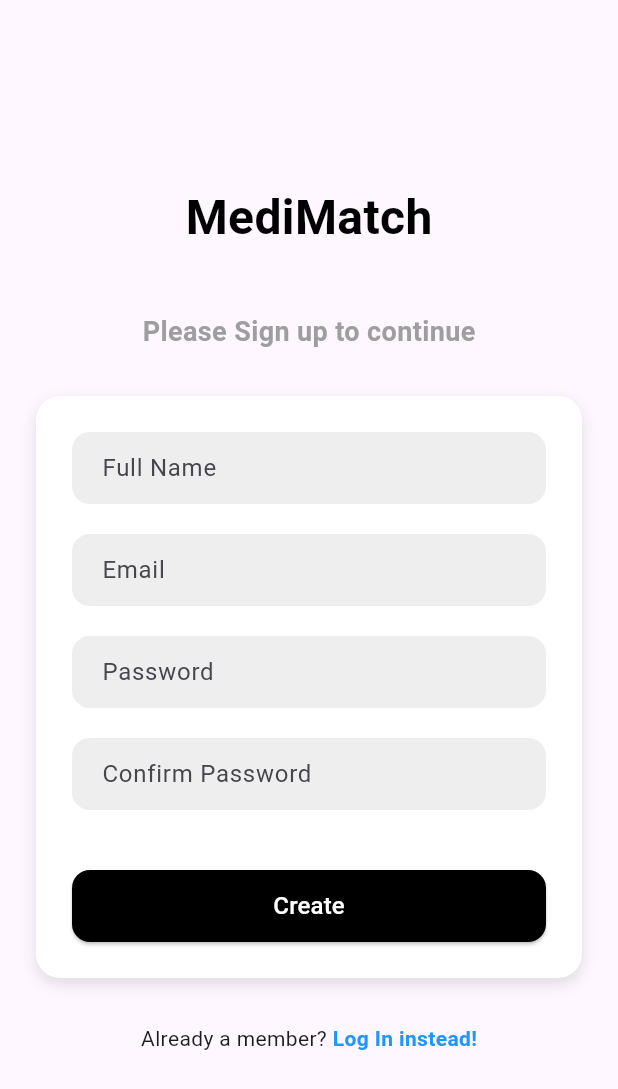
After one commit to texasluminescence/medimatch, a Flutter app: the screen it shows after launch, after a tap on "Sign Up Now!", on a phone screen of 412 x 824 dp. The commit adds this screen. Shown: the top 1089 px of the screen. Run offline on Flutter 3.47's test engine with Material 3 defaults, Android fonts, the phone set to English and light mode, and no system bars; our stand-ins replace flutter_dotenv, get; missing offline and left inert: mongo_dart.

Commit message:
Login Page functionality with connection to MongoDB

```diff
--- /dev/null
+++ b/lib/login.dart
@@ -0,0 +1,346 @@
+// ignore_for_file: use_build_context_synchronously
+
+import 'package:flutter/material.dart';
+import 'services/auth_service.dart';
+
+class Login extends StatefulWidget {
+  const Login({super.key});
+
+  @override
+  State<Login> createState() => _LoginState();
+}
+
+class _LoginState extends State<Login> {
+  final TextEditingController _emailController = TextEditingController();
+  final TextEditingController _passwordController = TextEditingController();
+  final MongoDBService _authService = MongoDBService(); // MongoDB service instance
+
+  Future<void> handleLogin() async {
+    final email = _emailController.text.trim();
+    final password = _passwordController.text.trim();
+
+    if (email.isEmpty || password.isEmpty) {
+      ScaffoldMessenger.of(context).showSnackBar(
+        const SnackBar(content: Text('Please fill in all fields')),
+      );
+      return;
+    }
+
+    // Call the handleLogin method from MongoDBService
+    await _authService.handleLogin(context, email, password);
+  }
+
+  @override
+  Widget build(BuildContext context) {
+    return Scaffold(
+      body: Center(
+        child: SingleChildScrollView(
+          padding: const EdgeInsets.symmetric(horizontal: 24.0),
+          child: Column(
+            mainAxisAlignment: MainAxisAlignment.center,
+            children: [
+              const Text(
+                "MediMatch",
+                style: TextStyle(
+                  fontSize: 32,
+                  fontWeight: FontWeight.bold,
+                  color: Colors.black,
+                ),
+              ),
+              const SizedBox(height: 40),
+              const Text(
+                "Please log in to continue",
+                style: TextStyle(
+                  fontSize: 18,
+                  fontWeight: FontWeight.bold,
+                  color: Colors.grey,
+                ),
+              ),
+              const SizedBox(height: 30),
+              Container(
+                padding: const EdgeInsets.all(24.0),
+                decoration: BoxDecoration(
+                  color: Colors.white,
+                  borderRadius: BorderRadius.circular(16),
+                  boxShadow: const [
+                    BoxShadow(
+                      color: Colors.black12,
+                      blurRadius: 8,
+                      offset: Offset(0, 4),
+                    ),
+                  ],
+                ),
+                child: Column(
+                  children: [
+                    TextFormField(
+                      controller: _emailController,
+                      decoration: InputDecoration(
+                        filled: true,
+                        fillColor: Colors.grey[200],
+                        hintText: 'Email',
+                        border: OutlineInputBorder(
+                          borderRadius: BorderRadius.circular(12),
+                          borderSide: BorderSide.none,
+                        ),
+                        contentPadding:
+                            const EdgeInsets.symmetric(horizontal: 16, vertical: 12),
+                      ),
+                    ),
+                    const SizedBox(height: 20),
+                    TextFormField(
+                      controller: _passwordController,
+                      obscureText: true,
+                      decoration: InputDecoration(
+                        filled: true,
+                        fillColor: Colors.grey[200],
+                        hintText: 'Password',
+                        border: OutlineInputBorder(
+                          borderRadius: BorderRadius.circular(12),
+                          borderSide: BorderSide.none,
+                        ),
+                        contentPadding:
+                            const EdgeInsets.symmetric(horizontal: 16, vertical: 12),
+                      ),
+                    ),
+                    const SizedBox(height: 20),
+                    ElevatedButton(
+                      onPressed: handleLogin,
+                      style: ElevatedButton.styleFrom(
+                        minimumSize: const Size(double.infinity, 48),
+                        backgroundColor: Colors.black,
+                        shape: RoundedRectangleBorder(
+                          borderRadius: BorderRadius.circular(12),
+                        ),
+                      ),
+                      child: const Text(
+                        'Log In',
+                        style: TextStyle(fontSize: 16, color: Colors.white),
+                      ),
+                    ),
+                  ],
+                ),
+              ),
+              const SizedBox(height: 30),
+              Row(
+                mainAxisAlignment: MainAxisAlignment.center,
+                children: [
+                  const Text("Not a member? "),
+                  GestureDetector(
+                    onTap: () {
+                      Navigator.push(
+                        context,
+                        MaterialPageRoute(builder: (context) => const SignUpPage()),
+                      );
+                    },
+                    child: const Text(
+                      "Sign Up Now!",
+                      style: TextStyle(
+                        color: Colors.blue,
+                        fontWeight: FontWeight.bold,
+                      ),
+                    ),
+                  ),
+                ],
+              ),
+            ],
+          ),
+        ),
+      ),
+    );
+  }
+}
+
+
+class SignUpPage extends StatefulWidget {
+  const SignUpPage({super.key});
+
+  @override
+  State<SignUpPage> createState() => _SignUpPageState();
+}
+
+class _SignUpPageState extends State<SignUpPage> {
+  final TextEditingController _nameController = TextEditingController();
+  final TextEditingController _emailController = TextEditingController();
+  final TextEditingController _passwordController = TextEditingController();
+  final TextEditingController _confirmPasswordController = TextEditingController();
+
+  final MongoDBService _authService = MongoDBService(); // Instance of AuthService
+
+  String? _errorMessage; // To store the error message for the UI
+
+  Future<void> handleSignUp() async {
+    final name = _nameController.text.trim();
+    final email = _emailController.text.trim();
+    final password = _passwordController.text.trim();
+    final confirmPassword = _confirmPasswordController.text.trim();
+
+    if (name.isEmpty || email.isEmpty || password.isEmpty || confirmPassword.isEmpty) {
+      setState(() {
+        _errorMessage = 'Please fill in all fields';
+      });
+      return;
+    }
+
+    if (password != confirmPassword) {
+      setState(() {
+        _errorMessage = 'Passwords do not match';
+      });
+      return;
+    }
+
+    await _authService.handleSignUp(context, name, email, password);
+  }
+
+  @override
+  Widget build(BuildContext context) {
+    return Scaffold(
+      body: Center(
+        child: SingleChildScrollView(
+          padding: const EdgeInsets.symmetric(horizontal: 24.0),
+          child: Column(
+            mainAxisAlignment: MainAxisAlignment.center,
+            children: [
+              const Text(
+                "MediMatch",
+                style: TextStyle(
+                  fontSize: 32,
+                  fontWeight: FontWeight.bold,
+                  color: Colors.black,
+                ),
+              ),
+              const SizedBox(height: 40),
+              const Text(
+                "Please Sign up to continue",
+                style: TextStyle(
+                  fontSize: 18,
+                  fontWeight: FontWeight.bold,
+                  color: Colors.grey,
+                ),
+              ),
+              const SizedBox(height: 30),
+              Container(
+                padding: const EdgeInsets.all(24.0),
+                decoration: BoxDecoration(
+                  color: Colors.white,
+                  borderRadius: BorderRadius.circular(16),
+                  boxShadow: const [
+                    BoxShadow(
+                      color: Colors.black12,
+                      blurRadius: 8,
+                      offset: Offset(0, 4),
+                    ),
+                  ],
+                ),
+                child: Column(
+                  children: [
+                    TextFormField(
+                      controller: _nameController,
+                      decoration: InputDecoration(
+                        filled: true,
+                        fillColor: Colors.grey[200],
+                        hintText: 'Full Name',
+                        border: OutlineInputBorder(
+                          borderRadius: BorderRadius.circular(12),
+                          borderSide: BorderSide.none,
+                        ),
+                        contentPadding:
+                            const EdgeInsets.symmetric(horizontal: 16, vertical: 12),
+                      ),
+                    ),
+                    const SizedBox(height: 20),
+                    TextFormField(
+                      controller: _emailController,
+                      decoration: InputDecoration(
+                        filled: true,
+                        fillColor: Colors.grey[200],
+                        hintText: 'Email',
+                        border: OutlineInputBorder(
+                          borderRadius: BorderRadius.circular(12),
+                          borderSide: BorderSide.none,
+                        ),
+                        contentPadding:
+                            const EdgeInsets.symmetric(horizontal: 16, vertical: 12),
+                      ),
+                    ),
+                    const SizedBox(height: 20),
+                    TextFormField(
+                      controller: _passwordController,
+                      obscureText: true,
+                      decoration: InputDecoration(
+                        filled: true,
+                        fillColor: Colors.grey[200],
+                        hintText: 'Password',
+                        border: OutlineInputBorder(
+                          borderRadius: BorderRadius.circular(12),
+                          borderSide: BorderSide.none,
+                        ),
+                        contentPadding:
+                            const EdgeInsets.symmetric(horizontal: 16, vertical: 12),
+                      ),
+                    ),
+                    const SizedBox(height: 20),
+                    TextFormField(
+                      controller: _confirmPasswordController,
+                      obscureText: true,
+                      decoration: InputDecoration(
+                        filled: true,
+                        fillColor: Colors.grey[200],
+                        hintText: 'Confirm Password',
+                        border: OutlineInputBorder(
+                          borderRadius: BorderRadius.circular(12),
+                          borderSide: BorderSide.none,
+                        ),
+                        contentPadding:
+                            const EdgeInsets.symmetric(horizontal: 16, vertical: 12),
+                      ),
+                    ),
+                    const SizedBox(height: 20),
+                    if (_errorMessage != null)
+                      Text(
+                        _errorMessage!,
+                        style: const TextStyle(color: Colors.red),
+                      ),
+                    const SizedBox(height: 20),
+                    ElevatedButton(
+                      onPressed: handleSignUp,
+                      style: ElevatedButton.styleFrom(
+                        minimumSize: const Size(double.infinity, 48),
+                        backgroundColor: Colors.black,
+                        shape: RoundedRectangleBorder(
+                          borderRadius: BorderRadius.circular(12),
+                        ),
+                      ),
+                      child: const Text(
+                        'Create',
+                        style: TextStyle(fontSize: 16, color: Colors.white),
+                      ),
+                    ),
+                  ],
+                ),
+              ),
+              const SizedBox(height: 30),
+              Row(
+                mainAxisAlignment: MainAxisAlignment.center,
+                children: [
+                  const Text("Already a member? "),
+                  GestureDetector(
+                    onTap: () {
+                      Navigator.pop(context);
+                    },
+                    child: const Text(
+                      "Log In instead!",
+                      style: TextStyle(
+                        color: Colors.blue,
+                        fontWeight: FontWeight.bold,
+                      ),
+                    ),
+                  ),
+                ],
+              ),
+            ],
+          ),
+        ),
+      ),
+    );
+  }
+}
--- /dev/null
+++ b/lib/services/auth_service.dart
@@ -0,0 +1,114 @@
+// ignore_for_file: use_build_context_synchronously
+
+import 'package:flutter/material.dart';
+import 'package:mongo_dart/mongo_dart.dart';
+import 'package:flutter_dotenv/flutter_dotenv.dart';
+import '../main.dart';
+
+class MongoDBService {
+  final String connectionString = dotenv.env['MONGO_DB_CONNECTION'] ?? '';
+  late Db _db;
+  late DbCollection _usersCollection;
+  bool _isConnected = false;
+
+  /// Connect to MongoDB
+  Future<void> connect() async {
+    if (_isConnected) return;
+
+    try {
+      _db = await Db.create(connectionString);
+      await _db.open();
+      _usersCollection = _db.collection('users');
+      _isConnected = true;
+    } catch (e) {
+      throw Exception('Failed to connect to MongoDB: $e');
+    }
+  }
+
+  /// Ensure that MongoDB is connected before any operation
+  Future<void> ensureConnected() async {
+    if (!_isConnected) {
+      await connect();
+    }
+  }
+
+  /// Check if a user exists by email
+  Future<bool> checkUserExists(String email) async {
+    await ensureConnected();
+    try {
+      final user = await _usersCollection.findOne({'email': email});
+      return user != null;
+    } catch (e) {
+      throw Exception('Error checking user existence: $e');
+    }
+  }
+
+  /// Login a user by email and password
+  Future<void> handleLogin(BuildContext context, String email, String password) async {
+    await ensureConnected();
+    try {
+      final user = await _usersCollection.findOne({
+        'email': email,
+        'password': password, // Ensure passwords are hashed in production
+      });
+
+      if (user != null) {
+        ScaffoldMessenger.of(context).showSnackBar(
+          const SnackBar(content: Text('Login Successful')),
+        );
+
+        // Redirect to Home Page
+        Navigator.pushReplacement(
+          context,
+          MaterialPageRoute(
+            builder: (context) => const MyHomePage(title: "Home Page"),
+          ),
+        );
+      } else {
+        ScaffoldMessenger.of(context).showSnackBar(
+          const SnackBar(content: Text('Invalid Credentials')),
+        );
+      }
+    } catch (e) {
+      ScaffoldMessenger.of(context).showSnackBar(
+        SnackBar(content: Text('Login failed: ${e.toString()}')),
+      );
+    }
+  }
+
+  /// Sign up a new user
+  Future<void> handleSignUp(
+      BuildContext context, String name, String email, String password) async {
+    await ensureConnected();
+    try {
+      if (await checkUserExists(email)) {
+        ScaffoldMessenger.of(context).showSnackBar(
+          const SnackBar(content: Text('User Already Exists')),
+        );
+        return;
+      }
+
+      await _usersCollection.insertOne({
+        'name': name,
+        'email': email,
+        'password': password, // Hash passwords in production
+      });
+
+      ScaffoldMessenger.of(context).showSnackBar(
+        const SnackBar(content: Text('Account Created Successfully')),
+      );
+
+      // Redirect to Home Page
+      Navigator.pushReplacement(
+        context,
+        MaterialPageRoute(
+          builder: (context) => const MyHomePage(title: "Home Page"),
+        ),
+      );
+    } catch (e) {
+      ScaffoldMessenger.of(context).showSnackBar(
+        SnackBar(content: Text('Sign-up failed: ${e.toString()}')),
+      );
+    }
+  }
+}
```
Also changed, not shown: lib/main.dart (+48 -4 lines), pubspec.yaml (+9 -3 lines), lib/assets/apple_logo.png (added), lib/assets/google_logo.png (added), pubspec.lock, 15 other files.
